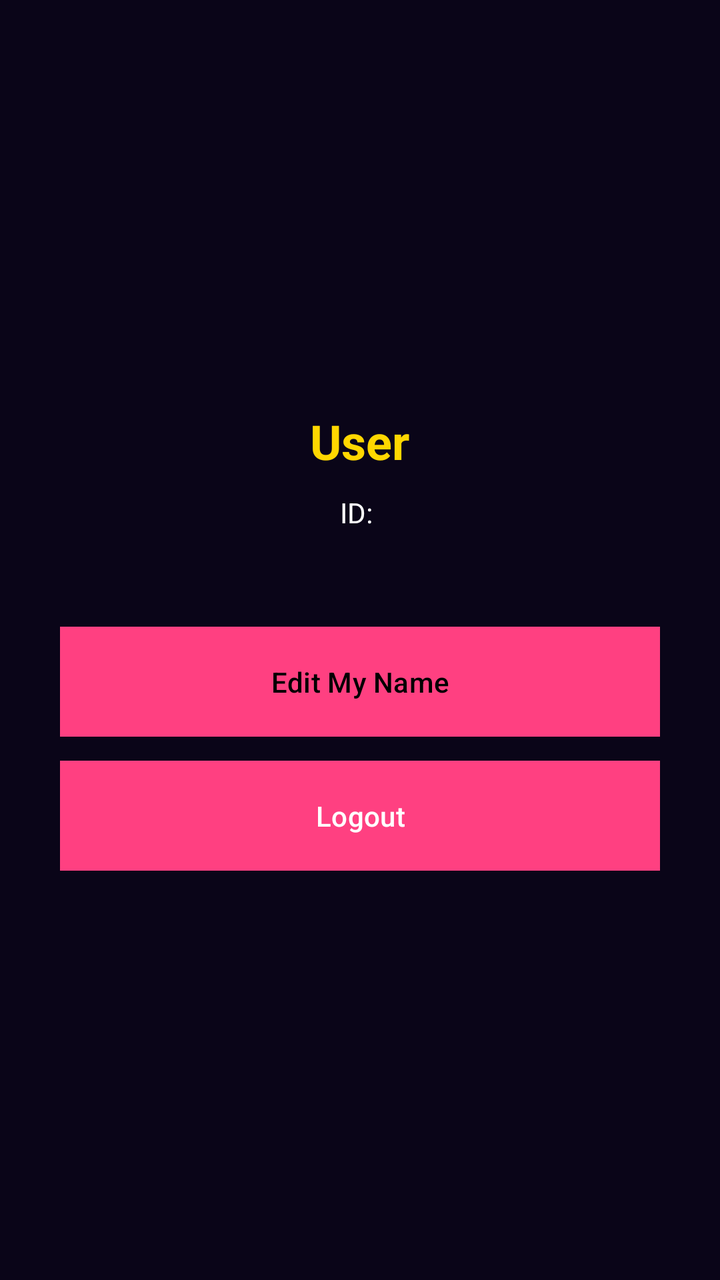
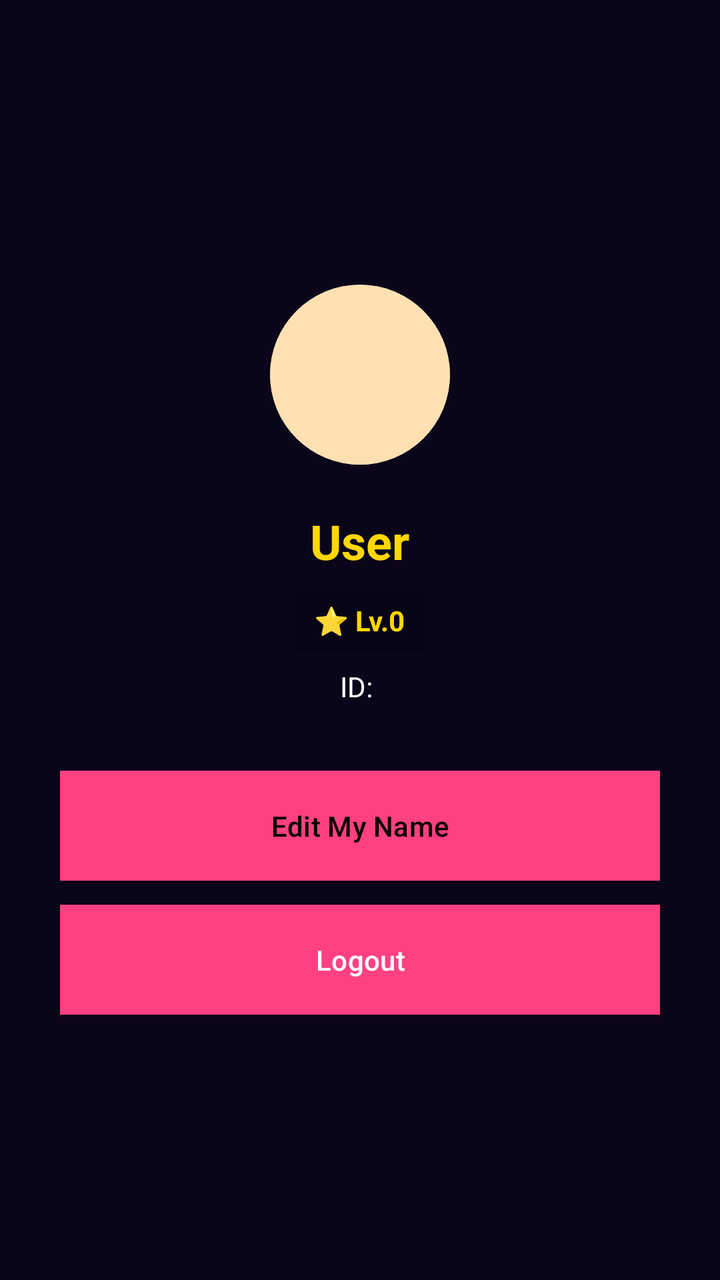

Two renders of the same Android screen: before a commit and after it. Below are the layout's source before the change and the commit's diff.
<!-- AndroidManifest.xml: application theme Theme.SRVoiceChat -->
<!-- res/layout/activity_profile.xml -->
<?xml version="1.0" encoding="utf-8"?>
<LinearLayout xmlns:android="http://schemas.android.com/apk/res/android"
android:layout_width="match_parent"
android:layout_height="match_parent"
android:orientation="vertical"
android:padding="30dp"
android:gravity="center"
android:background="#0A0518">
<TextView
android:id="@+id/txtName"
android:layout_width="wrap_content"
android:layout_height="wrap_content"
android:text="User"
android:textColor="#FFD700"
android:textSize="24sp"
android:textStyle="bold"
android:layout_marginBottom="10dp" />
<TextView
android:id="@+id/txtId"
android:layout_width="wrap_content"
android:layout_height="wrap_content"
android:text="ID: "
android:textColor="#FFFFFF"
android:textSize="14sp"
android:layout_marginBottom="5dp" />
<TextView
android:id="@+id/txtEmail"
android:layout_width="wrap_content"
android:layout_height="wrap_content"
android:text=""
android:textColor="#AAAAAA"
android:textSize="13sp"
android:layout_marginBottom="25dp" />
<Button
android:id="@+id/btnEditName"
android:layout_width="match_parent"
android:layout_height="55dp"
android:text="Edit My Name"
android:textColor="#000000"
android:background="#FFD700"
android:layout_marginBottom="12dp" />
<Button
android:id="@+id/btnLogout"
android:layout_width="match_parent"
android:layout_height="55dp"
android:text="Logout"
android:textColor="#FFFFFF"
android:background="#FF4081" />
</LinearLayout>
<!-- resources referenced by this layout -->
<resources>
  <style name="Theme.SRVoiceChat" parent="Theme.Material3.DayNight.NoActionBar">
          <item name="colorPrimary">#FF4081</item>
          <item name="android:statusBarColor">#FF4081</item>
          <item name="android:windowLightStatusBar">true</item>
      </style>
</resources>

<!-- the commit's change to res/layout/activity_profile.xml (unified diff, before → after) -->
@@ -1,49 +1,134 @@
 <?xml version="1.0" encoding="utf-8"?>
 <LinearLayout xmlns:android="http://schemas.android.com/apk/res/android"
-android:layout_width="match_parent"
-android:layout_height="match_parent"
-android:orientation="vertical"
-android:padding="30dp"
-android:gravity="center"
-android:background="#0A0518">
-<TextView
-android:id="@+id/txtName"
-android:layout_width="wrap_content"
-android:layout_height="wrap_content"
-android:text="User"
-android:textColor="#FFD700"
-android:textSize="24sp"
-android:textStyle="bold"
-android:layout_marginBottom="10dp" />
-<TextView
-android:id="@+id/txtId"
-android:layout_width="wrap_content"
-android:layout_height="wrap_content"
-android:text="ID: "
-android:textColor="#FFFFFF"
-android:textSize="14sp"
-android:layout_marginBottom="5dp" />
-<TextView
-android:id="@+id/txtEmail"
-android:layout_width="wrap_content"
-android:layout_height="wrap_content"
-android:text=""
-android:textColor="#AAAAAA"
-android:textSize="13sp"
-android:layout_marginBottom="25dp" />
-<Button
-android:id="@+id/btnEditName"
-android:layout_width="match_parent"
-android:layout_height="55dp"
-android:text="Edit My Name"
-android:textColor="#000000"
-android:background="#FFD700"
-android:layout_marginBottom="12dp" />
-<Button
-android:id="@+id/btnLogout"
-android:layout_width="match_parent"
-android:layout_height="55dp"
-android:text="Logout"
-android:textColor="#FFFFFF"
-android:background="#FF4081" />
+    android:layout_width="match_parent"
+    android:layout_height="match_parent"
+    android:orientation="vertical"
+    android:padding="30dp"
+    android:gravity="center"
+    android:background="#0A0518">
+
+    
+    <FrameLayout
+        android:layout_width="110dp"
+        android:layout_height="110dp"
+        android:layout_marginBottom="12dp">
+        <androidx.cardview.widget.CardView
+            xmlns:app="http://schemas.android.com/apk/res-auto"
+            android:layout_width="90dp"
+            android:layout_height="90dp"
+            android:layout_gravity="center"
+            app:cardCornerRadius="45dp"
+            app:cardElevation="0dp">
+            <ImageView
+                android:id="@+id/imgProfilePhoto"
+                android:layout_width="match_parent"
+                android:layout_height="match_parent"
+                android:scaleType="centerCrop"
+                android:background="#FFE0B2" />
+        </androidx.cardview.widget.CardView>
+        <ImageView
+            android:id="@+id/imgProfileFrame"
+            android:layout_width="110dp"
+            android:layout_height="110dp"
+            android:layout_gravity="center"
+            android:visibility="gone"
+            android:scaleType="fitXY" />
+    </FrameLayout>
+
+    <TextView
+        android:id="@+id/txtName"
+        android:layout_width="wrap_content"
+        android:layout_height="wrap_content"
+        android:text="User"
+        android:textColor="#FFD700"
+        android:textSize="24sp"
+        android:textStyle="bold"
+        android:layout_marginBottom="8dp" />
+
+    
+    <TextView
+        android:id="@+id/txtProfileVipBadge"
+        android:layout_width="wrap_content"
+        android:layout_height="wrap_content"
+        android:text=""
+        android:textColor="#FFD700"
+        android:textSize="14sp"
+        android:textStyle="bold"
+        android:background="#33FFD700"
+        android:paddingHorizontal="14dp"
+        android:paddingVertical="6dp"
+        android:layout_marginBottom="8dp"
+        android:visibility="gone" />
+
+    
+    <TextView
+        android:id="@+id/txtProfileLevel"
+        android:layout_width="wrap_content"
+        android:layout_height="wrap_content"
+        android:text="⭐ Lv.0"
+        android:textColor="#FFD700"
+        android:textSize="14sp"
+        android:textStyle="bold"
+        android:background="#22000000"
+        android:paddingHorizontal="10dp"
+        android:paddingVertical="6dp"
+        android:layout_marginBottom="8dp" />
+
+    <TextView
+        android:id="@+id/txtId"
+        android:layout_width="wrap_content"
+        android:layout_height="wrap_content"
+        android:text="ID: "
+        android:textColor="#FFFFFF"
+        android:textSize="14sp"
+        android:layout_marginBottom="5dp" />
+
+    <TextView
+        android:id="@+id/txtEmail"
+        android:layout_width="wrap_content"
+        android:layout_height="wrap_content"
+        android:text=""
+        android:textColor="#AAAAAA"
+        android:textSize="13sp"
+        android:layout_marginBottom="10dp" />
+
+    
+    <LinearLayout
+        android:id="@+id/layoutProfileAgency"
+        android:layout_width="wrap_content"
+        android:layout_height="wrap_content"
+        android:orientation="horizontal"
+        android:gravity="center"
+        android:background="#1E8E3E"
+        android:paddingHorizontal="12dp"
+        android:paddingVertical="5dp"
+        android:layout_marginBottom="20dp"
+        android:visibility="gone">
+        <TextView
+            android:id="@+id/txtProfileAgency"
+            android:layout_width="wrap_content"
+            android:layout_height="wrap_content"
+            android:text="AGENCY"
+            android:textColor="#FFFFFF"
+            android:textSize="11sp"
+            android:textStyle="bold"
+            android:letterSpacing="0.12" />
+    </LinearLayout>
+
+    <Button
+        android:id="@+id/btnEditName"
+        android:layout_width="match_parent"
+        android:layout_height="55dp"
+        android:text="Edit My Name"
+        android:textColor="#000000"
+        android:background="#FFD700"
+        android:layout_marginBottom="12dp" />
+
+    <Button
+        android:id="@+id/btnLogout"
+        android:layout_width="match_parent"
+        android:layout_height="55dp"
+        android:text="Logout"
+        android:textColor="#FFFFFF"
+        android:background="#FF4081" />
 </LinearLayout>
